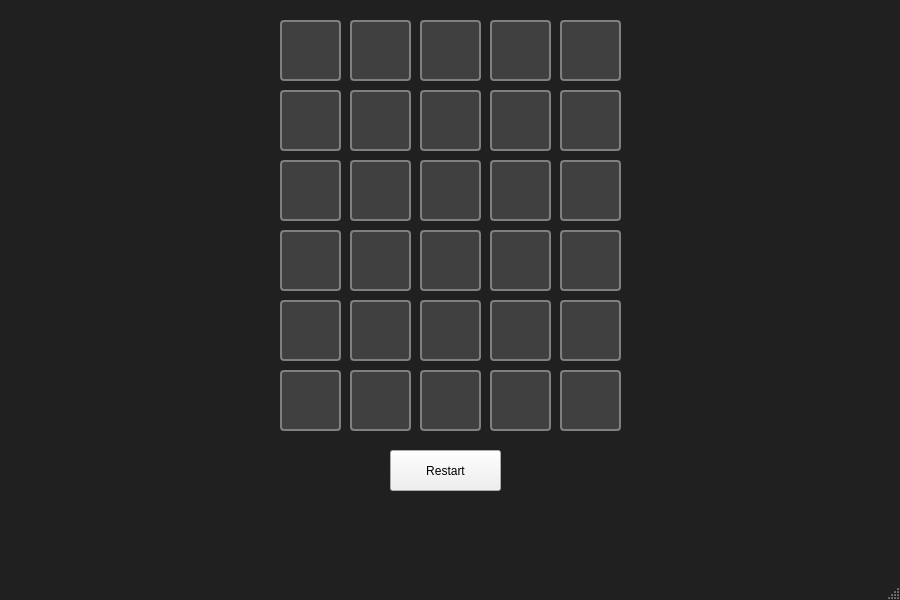
Qt form mainwindow.ui (Rheo332/wordle-qt-project) before a commit.
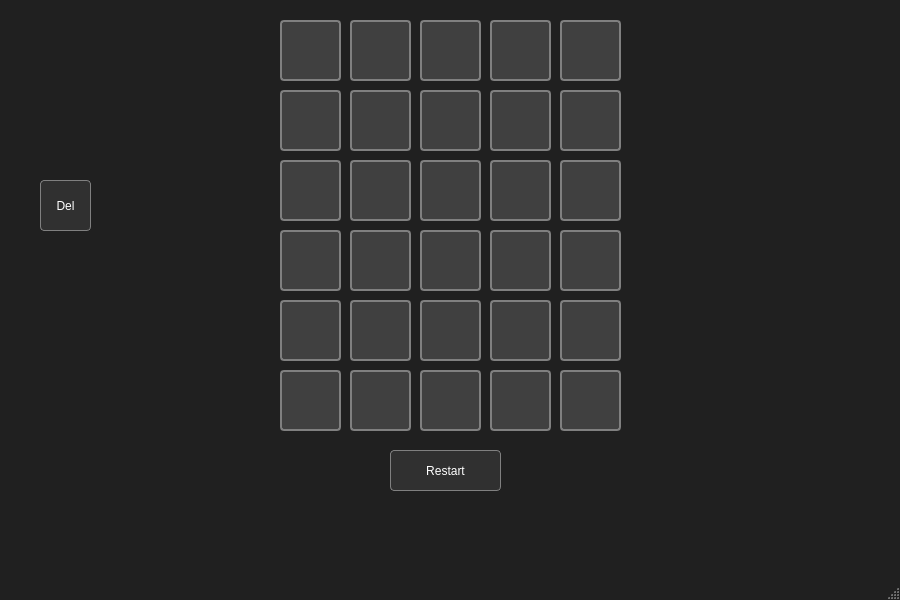
The same form after that commit. Icons and pictures are not drawn. Custom widgets are drawn as their Qt base class.

Commit message: added labels, added delete function for savefile, finished logic

Patch:
```diff
--- a/mainwindow.ui
+++ b/mainwindow.ui
@@ -10,6 +10,18 @@
     <height>600</height>
    </rect>
   </property>
+  <property name="minimumSize">
+   <size>
+    <width>900</width>
+    <height>600</height>
+   </size>
+  </property>
+  <property name="maximumSize">
+   <size>
+    <width>900</width>
+    <height>600</height>
+   </size>
+  </property>
   <property name="windowTitle">
    <string>Wordle</string>
   </property>
@@ -40,7 +52,29 @@
 	background-color: #303030;
 	color: #FFFFFF;
 }
-</string>
+
+QPushButton {
+	background-color: #303030;
+	color: #FFFFFF;
+	border: 1px solid #808080;
+	border-radius: 4px;
+}
+
+QPushButton:hover {
+	background-color: #404040;
+	color: #FFFFFF;
+}
+
+QPushButton:pressed {
+	background-color: #202020;
+	color: #FFFFFF;
+}
+
+QLabel {
+	font-size: 22px; 
+	font-weight: bold;
+	color: #FFFFFF;
+}</string>
   </property>
   <widget class="QWidget" name="centralwidget">
    <widget class="QPushButton" name="restartButton">
@@ -369,6 +403,38 @@
      <string/>
     </property>
    </widget>
+   <widget class="QPushButton" name="deleteStatsButton">
+    <property name="geometry">
+     <rect>
+      <x>40</x>
+      <y>180</y>
+      <width>51</width>
+      <height>51</height>
+     </rect>
+    </property>
+    <property name="text">
+     <string>Del</string>
+    </property>
+   </widget>
+   <widget class="QLabel" name="warningLabel">
+    <property name="geometry">
+     <rect>
+      <x>110</x>
+      <y>180</y>
+      <width>121</width>
+      <height>51</height>
+     </rect>
+    </property>
+    <property name="styleSheet">
+     <string notr="true">QLabel {
+	font-size: 14px; 
+	color: #FF0000;
+}</string>
+    </property>
+    <property name="text">
+     <string/>
+    </property>
+   </widget>
   </widget>
   <widget class="QMenuBar" name="menubar">
    <property name="geometry">
```
Left out of the diff: 34 changed lines with no effect on the pictures. The commit also changes 7 other files.
